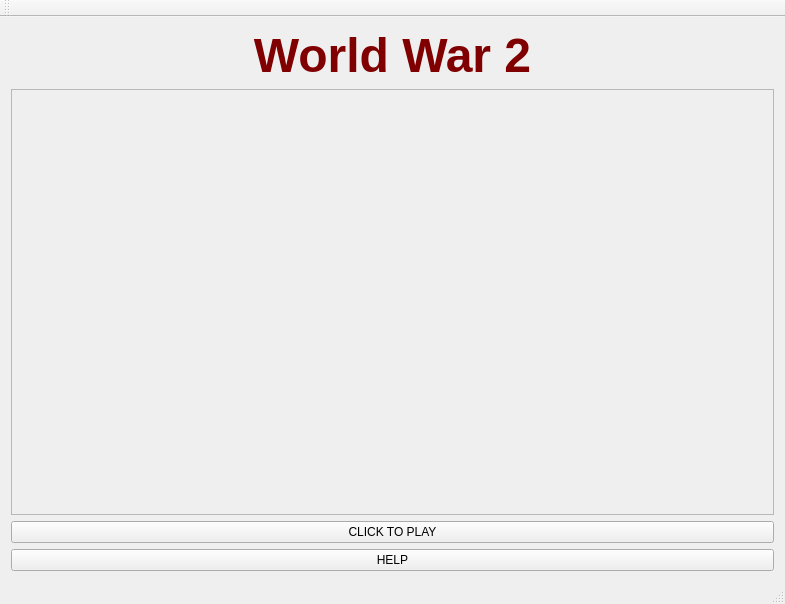
This is WormsWar2/mainwindow.ui in MarcoBiroli/Worms as Qt 5 draws it before an edit. The edited form follows.
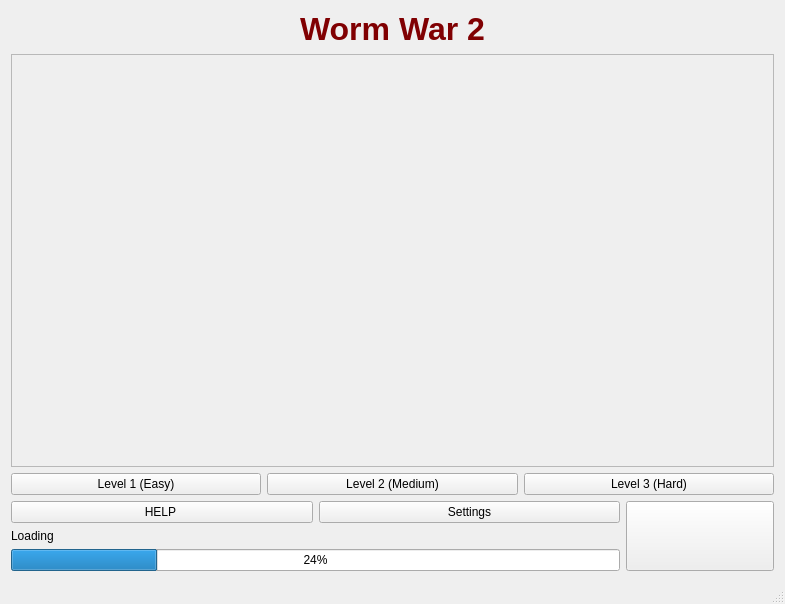
This is the edited form. Icons and pictures are not drawn.

Commit message: Menus/ Ammo implemntation/ user inputs/ 3 levels

```diff
--- a/WormsWar2/mainwindow.ui
+++ b/WormsWar2/mainwindow.ui
@@ -14,27 +14,14 @@
    <string>MainWindow</string>
   </property>
   <property name="styleSheet">
-   <string notr="true">border-image: rgb(102, 204, 255) stretch stretch </string>
+   <string notr="true">background-color: rgb(102, 204, 255)0 0 0 0 stretch stretch</string>
   </property>
   <widget class="QWidget" name="centralWidget">
-   <layout class="QVBoxLayout" name="verticalLayout">
-    <item>
-     <widget class="QLabel" name="label">
-      <property name="sizePolicy">
-       <sizepolicy hsizetype="Expanding" vsizetype="Maximum">
-        <horstretch>0</horstretch>
-        <verstretch>0</verstretch>
-       </sizepolicy>
-      </property>
-      <property name="text">
-       <string>&lt;html&gt;&lt;head/&gt;&lt;body&gt;&lt;p align=&quot;center&quot;&gt;&lt;span style=&quot; font-size:36pt; font-weight:600; color:#800002;&quot;&gt;World War 2&lt;/span&gt;&lt;/p&gt;&lt;/body&gt;&lt;/html&gt;</string>
-      </property>
-     </widget>
-    </item>
-    <item>
+   <layout class="QGridLayout" name="gridLayout_6">
+    <item row="3" column="0">
      <widget class="QFrame" name="frame">
       <property name="sizePolicy">
-       <sizepolicy hsizetype="MinimumExpanding" vsizetype="MinimumExpanding">
+       <sizepolicy hsizetype="Expanding" vsizetype="Expanding">
         <horstretch>0</horstretch>
         <verstretch>0</verstretch>
        </sizepolicy>
@@ -50,46 +37,103 @@
       </property>
      </widget>
     </item>
-    <item>
-     <widget class="QPushButton" name="pushButton">
-      <property name="sizePolicy">
-       <sizepolicy hsizetype="Minimum" vsizetype="Maximum">
-        <horstretch>0</horstretch>
-        <verstretch>0</verstretch>
-       </sizepolicy>
-      </property>
-      <property name="text">
-       <string>CLICK TO PLAY</string>
-      </property>
-     </widget>
+    <item row="4" column="0">
+     <layout class="QGridLayout" name="gridLayout_4">
+      <item row="0" column="4">
+       <widget class="QPushButton" name="Easy">
+        <property name="text">
+         <string>Level 1 (Easy)</string>
+        </property>
+       </widget>
+      </item>
+      <item row="0" column="6">
+       <widget class="QPushButton" name="Hard">
+        <property name="sizePolicy">
+         <sizepolicy hsizetype="Minimum" vsizetype="Maximum">
+          <horstretch>0</horstretch>
+          <verstretch>0</verstretch>
+         </sizepolicy>
+        </property>
+        <property name="text">
+         <string>Level 3 (Hard)</string>
+        </property>
+       </widget>
+      </item>
+      <item row="0" column="5">
+       <widget class="QPushButton" name="Medium">
+        <property name="text">
+         <string>Level 2 (Medium)</string>
+        </property>
+       </widget>
+      </item>
+     </layout>
     </item>
-    <item>
-     <widget class="QPushButton" name="Help">
+    <item row="0" column="0">
+     <widget class="QLabel" name="label">
       <property name="text">
-       <string>HELP</string>
+       <string>&lt;html&gt;&lt;head/&gt;&lt;body&gt;&lt;p align=&quot;center&quot;&gt;&lt;span style=&quot; font-size:24pt; font-weight:600; color:#800002;&quot;&gt;Worm War 2&lt;/span&gt;&lt;/p&gt;&lt;/body&gt;&lt;/html&gt;</string>
       </property>
      </widget>
     </item>
+    <item row="5" column="0">
+     <layout class="QGridLayout" name="gridLayout_5">
+      <item row="0" column="1" colspan="2">
+       <widget class="QPushButton" name="Help">
+        <property name="sizePolicy">
+         <sizepolicy hsizetype="Minimum" vsizetype="Minimum">
+          <horstretch>0</horstretch>
+          <verstretch>0</verstretch>
+         </sizepolicy>
+        </property>
+        <property name="styleSheet">
+         <string notr="true"/>
+        </property>
+        <property name="text">
+         <string>HELP </string>
+        </property>
+       </widget>
+      </item>
+      <item row="1" column="1">
+       <widget class="QLabel" name="loadinglable">
+        <property name="text">
+         <string>Loading</string>
+        </property>
+       </widget>
+      </item>
+      <item row="2" column="1" colspan="4">
+       <widget class="QProgressBar" name="progressBar">
+        <property name="value">
+         <number>24</number>
+        </property>
+       </widget>
+      </item>
+      <item row="0" column="3" colspan="2">
+       <widget class="QPushButton" name="Settings">
+        <property name="text">
+         <string>Settings</string>
+        </property>
+       </widget>
+      </item>
+      <item row="0" column="6" rowspan="3">
+       <widget class="QPushButton" name="quitButton">
+        <property name="sizePolicy">
+         <sizepolicy hsizetype="Minimum" vsizetype="Expanding">
+          <horstretch>0</horstretch>
+          <verstretch>0</verstretch>
+         </sizepolicy>
+        </property>
+        <property name="styleSheet">
+         <string notr="true">border-image: url(:/Images/menu/quit_button.png)</string>
+        </property>
+        <property name="text">
+         <string/>
+        </property>
+       </widget>
+      </item>
+     </layout>
+    </item>
    </layout>
   </widget>
-  <widget class="QMenuBar" name="menuBar">
-   <property name="geometry">
-    <rect>
-     <x>0</x>
-     <y>0</y>
-     <width>785</width>
-     <height>21</height>
-    </rect>
-   </property>
-  </widget>
-  <widget class="QToolBar" name="mainToolBar">
-   <attribute name="toolBarArea">
-    <enum>TopToolBarArea</enum>
-   </attribute>
-   <attribute name="toolBarBreak">
-    <bool>false</bool>
-   </attribute>
-  </widget>
   <widget class="QStatusBar" name="statusBar"/>
  </widget>
  <layoutdefault spacing="6" margin="11"/>
```
The commit also changes 22 other files.
